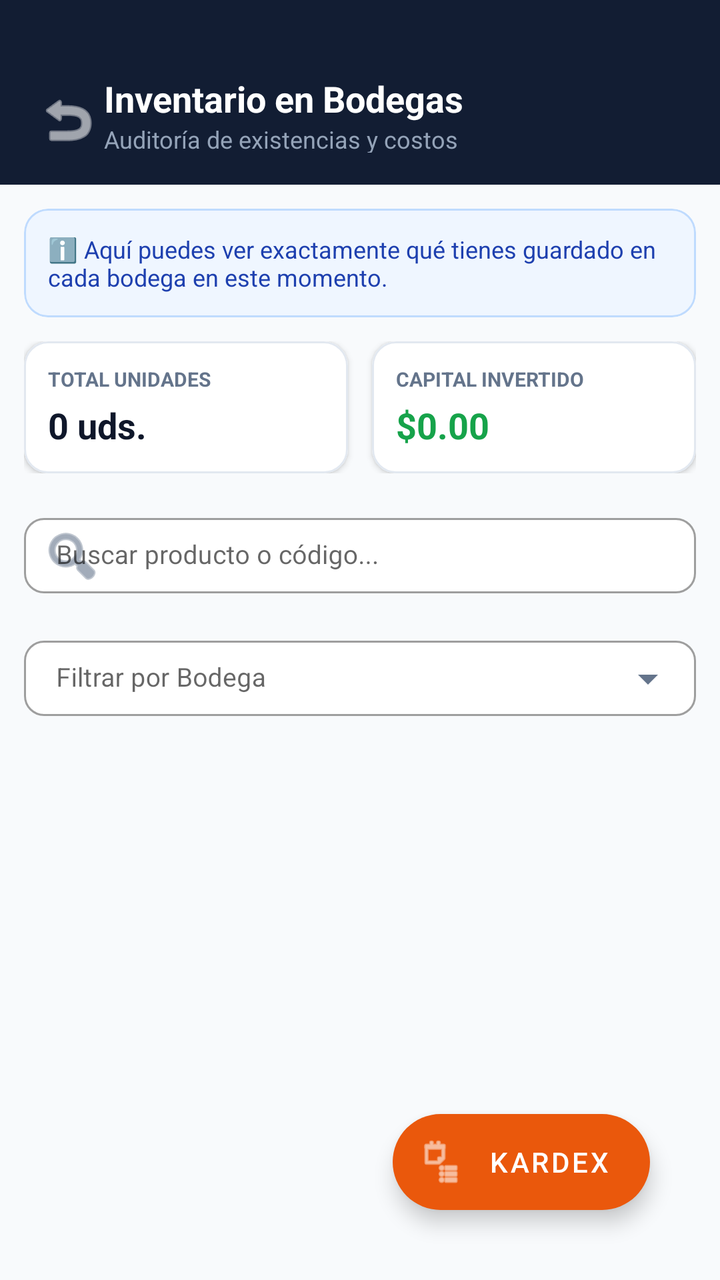
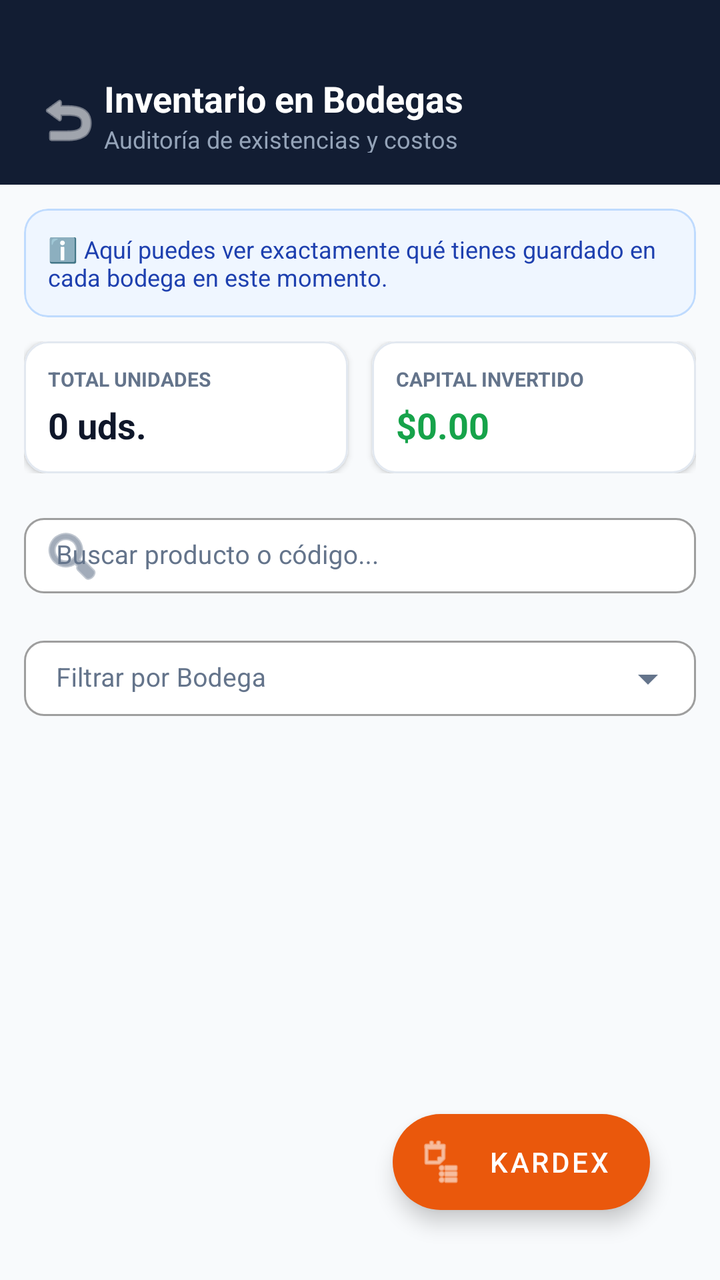

The first picture is an Android layout as it rendered before a commit; the second is the same layout after the commit. The layout source and the unified diff follow.
<!-- AndroidManifest.xml: activity theme Theme.MaterialComponents.DayNight.NoActionBar -->
<!-- res/layout/activity_inventario_bodegas.xml -->
<?xml version="1.0" encoding="utf-8"?>
<androidx.coordinatorlayout.widget.CoordinatorLayout xmlns:android="http://schemas.android.com/apk/res/android"
    xmlns:app="http://schemas.android.com/apk/res-auto"
    android:layout_width="match_parent"
    android:layout_height="match_parent"
    android:background="#F8FAFC">

    <LinearLayout
        android:layout_width="match_parent"
        android:layout_height="match_parent"
        android:orientation="vertical">

        
        <LinearLayout
            android:layout_width="match_parent"
            android:layout_height="wrap_content"
            android:background="#121D33"
            android:gravity="center_vertical"
            android:orientation="horizontal"
            android:padding="16dp">

            <ImageButton
                android:id="@+id/btnRegresar"
                android:layout_width="36dp"
                android:layout_height="36dp"
                android:layout_marginTop="14dp"
                android:background="?attr/selectableItemBackgroundBorderless"
                android:contentDescription="Atrás"
                android:src="@android:drawable/ic_menu_revert"
                app:tint="#FFFFFF" />

            <LinearLayout
                android:layout_width="0dp"
                android:layout_height="wrap_content"
                android:layout_weight="1"
                android:layout_marginTop="14dp"
                android:orientation="vertical">

                <TextView
                    android:layout_width="wrap_content"
                    android:layout_height="wrap_content"
                    android:text="Inventario en Bodegas"
                    android:textColor="#FFFFFF"
                    android:textSize="18sp"
                    android:textStyle="bold" />

                <TextView
                    android:layout_width="wrap_content"
                    android:layout_height="22dp"
                    android:text="Auditoría de existencias y costos"
                    android:textColor="#94A3B8"
                    android:textSize="12sp" />
            </LinearLayout>

        </LinearLayout>

        <androidx.core.widget.NestedScrollView
            android:layout_width="match_parent"
            android:layout_height="match_parent"
            android:clipToPadding="false"
            android:fillViewport="true"
            android:paddingBottom="80dp">

            <LinearLayout
                android:layout_width="match_parent"
                android:layout_height="wrap_content"
                android:orientation="vertical">

                
                <com.google.android.material.card.MaterialCardView
                    android:layout_width="match_parent"
                    android:layout_height="wrap_content"
                    android:layout_margin="12dp"
                    app:cardBackgroundColor="#EFF6FF"
                    app:cardCornerRadius="12dp"
                    app:cardElevation="0dp"
                    app:strokeColor="#BFDBFE"
                    app:strokeWidth="1dp">

                    <TextView
                        android:layout_width="match_parent"
                        android:layout_height="wrap_content"
                        android:padding="12dp"
                        android:text="ℹ️ Aquí puedes ver exactamente qué tienes guardado en cada bodega en este momento."
                        android:textColor="#1E40AF"
                        android:textSize="12sp" />
                </com.google.android.material.card.MaterialCardView>

                
                <LinearLayout
                    android:layout_width="match_parent"
                    android:layout_height="wrap_content"
                    android:layout_marginHorizontal="12dp"
                    android:orientation="horizontal"
                    android:weightSum="2">

                    
                    <com.google.android.material.card.MaterialCardView
                        android:layout_width="0dp"
                        android:layout_height="wrap_content"
                        android:layout_marginEnd="6dp"
                        android:layout_weight="1"
                        app:cardBackgroundColor="#FFFFFF"
                        app:cardCornerRadius="12dp"
                        app:cardElevation="2dp"
                        app:strokeColor="#E2E8F0"
                        app:strokeWidth="1dp">

                        <LinearLayout
                            android:layout_width="match_parent"
                            android:layout_height="wrap_content"
                            android:orientation="vertical"
                            android:padding="12dp">

                            <TextView
                                android:layout_width="wrap_content"
                                android:layout_height="wrap_content"
                                android:text="TOTAL UNIDADES"
                                android:textColor="#64748B"
                                android:textSize="10sp"
                                android:textStyle="bold" />

                            <TextView
                                android:id="@+id/tvKpiTotalUnidades"
                                android:layout_width="wrap_content"
                                android:layout_height="wrap_content"
                                android:layout_marginTop="4dp"
                                android:text="0 uds."
                                android:textColor="#0F172A"
                                android:textSize="18sp"
                                android:textStyle="bold" />
                        </LinearLayout>
                    </com.google.android.material.card.MaterialCardView>

                    
                    <com.google.android.material.card.MaterialCardView
                        android:layout_width="0dp"
                        android:layout_height="wrap_content"
                        android:layout_marginStart="6dp"
                        android:layout_weight="1"
                        app:cardBackgroundColor="#FFFFFF"
                        app:cardCornerRadius="12dp"
                        app:cardElevation="2dp"
                        app:strokeColor="#E2E8F0"
                        app:strokeWidth="1dp">

                        <LinearLayout
                            android:layout_width="match_parent"
                            android:layout_height="wrap_content"
                            android:orientation="vertical"
                            android:padding="12dp">

                            <TextView
                                android:layout_width="wrap_content"
                                android:layout_height="wrap_content"
                                android:text="CAPITAL INVERTIDO"
                                android:textColor="#64748B"
                                android:textSize="10sp"
                                android:textStyle="bold" />

                            <TextView
                                android:id="@+id/tvKpiCapitalInvertido"
                                android:layout_width="wrap_content"
                                android:layout_height="wrap_content"
                                android:layout_marginTop="4dp"
                                android:text="$0.00"
                                android:textColor="#16A34A"
                                android:textSize="18sp"
                                android:textStyle="bold" />
                        </LinearLayout>
                    </com.google.android.material.card.MaterialCardView>
                </LinearLayout>

                
                <LinearLayout
                    android:layout_width="match_parent"
                    android:layout_height="wrap_content"
                    android:layout_marginHorizontal="12dp"
                    android:layout_marginTop="12dp"
                    android:orientation="vertical">

                    
                    <com.google.android.material.textfield.TextInputLayout
                        style="@style/Widget.MaterialComponents.TextInputLayout.OutlinedBox"
                        android:layout_width="match_parent"
                        android:layout_height="wrap_content"
                        android:hint="Buscar producto o código..."
                        app:boxBackgroundColor="#FFFFFF"
                        app:boxCornerRadiusBottomEnd="10dp"
                        app:boxCornerRadiusBottomStart="10dp"
                        app:boxCornerRadiusTopEnd="10dp"
                        app:boxCornerRadiusTopStart="10dp"
                        app:hintTextColor="#64748B"
                        app:startIconDrawable="@android:drawable/ic_menu_search"
                        app:startIconTint="#64748B">

                        <com.google.android.material.textfield.TextInputEditText
                            android:id="@+id/etBuscarInventario"
                            android:layout_width="match_parent"
                            android:layout_height="wrap_content"
                            android:inputType="text"
                            android:paddingVertical="10dp"
                            android:textColor="#0F172A"
                            android:textColorHint="#64748B"
                            android:textSize="13sp" />
                    </com.google.android.material.textfield.TextInputLayout>

                    
                    <com.google.android.material.textfield.TextInputLayout
                        style="@style/Widget.MaterialComponents.TextInputLayout.OutlinedBox.ExposedDropdownMenu"
                        android:layout_width="match_parent"
                        android:layout_height="wrap_content"
                        android:layout_marginTop="8dp"
                        android:hint="Filtrar por Bodega"
                        app:boxBackgroundColor="#FFFFFF"
                        app:boxCornerRadiusBottomEnd="10dp"
                        app:boxCornerRadiusBottomStart="10dp"
                        app:boxCornerRadiusTopEnd="10dp"
                        app:boxCornerRadiusTopStart="10dp"
                        app:endIconTint="#64748B"
                        app:hintTextColor="#64748B">

                        <AutoCompleteTextView
                            android:id="@+id/spinnerFiltroBodega"
                            android:layout_width="match_parent"
                            android:layout_height="wrap_content"
                            android:cursorVisible="false"
                            android:focusable="false"
                            android:inputType="none"
                            android:paddingVertical="10dp"
                            android:textColor="#0F172A"
                            android:textColorHint="#64748B"
                            android:textSize="13sp" />
                    </com.google.android.material.textfield.TextInputLayout>
                </LinearLayout>

                
                <androidx.recyclerview.widget.RecyclerView
                    android:id="@+id/rvInventario"
                    android:layout_width="match_parent"
                    android:layout_height="wrap_content"
                    android:layout_marginTop="8dp"
                    android:nestedScrollingEnabled="false" />

            </LinearLayout>
        </androidx.core.widget.NestedScrollView>

    </LinearLayout>

    
    <FrameLayout
        android:id="@+id/layoutLoading"
        android:layout_width="match_parent"
        android:layout_height="match_parent"
        android:background="#80000000"
        android:clickable="true"
        android:focusable="true"
        android:visibility="gone">

        <ProgressBar
            android:layout_width="wrap_content"
            android:layout_height="wrap_content"
            android:layout_gravity="center" />
    </FrameLayout>

    
    <com.google.android.material.floatingactionbutton.ExtendedFloatingActionButton
        android:id="@+id/btnIrKardex"
        android:layout_width="wrap_content"
        android:layout_height="wrap_content"
        android:layout_gravity="bottom|end"
        android:layout_margin="35dp"
        android:text="Kardex"
        android:textColor="#FFFFFF"
        app:backgroundTint="#EA580C"
        app:icon="@android:drawable/ic_menu_agenda"
        app:iconTint="#FFFFFF" />

</androidx.coordinatorlayout.widget.CoordinatorLayout>
<!-- resources referenced by this layout -->
<resources>

</resources>

<!-- the commit's change to res/layout/activity_inventario_bodegas.xml (unified diff, before → after) -->
@@ -10,7 +10,6 @@
         android:layout_height="match_parent"
         android:orientation="vertical">
 
-        
         <LinearLayout
             android:layout_width="match_parent"
             android:layout_height="wrap_content"
@@ -185,6 +184,7 @@
                         android:layout_width="match_parent"
                         android:layout_height="wrap_content"
                         android:hint="Buscar producto o código..."
+                        android:textColorHint="#64748B"
                         app:boxBackgroundColor="#FFFFFF"
                         app:boxCornerRadiusBottomEnd="10dp"
                         app:boxCornerRadiusBottomStart="10dp"
@@ -212,6 +212,7 @@
                         android:layout_height="wrap_content"
                         android:layout_marginTop="8dp"
                         android:hint="Filtrar por Bodega"
+                        android:textColorHint="#64748B"
                         app:boxBackgroundColor="#FFFFFF"
                         app:boxCornerRadiusBottomEnd="10dp"
                         app:boxCornerRadiusBottomStart="10dp"
